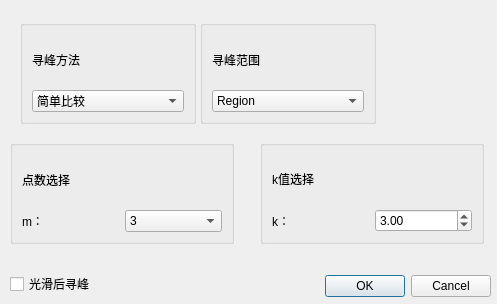
Above: untitled_sub2.ui from CurtKT/SpectrumAnalysis before the change. Below: the same form after it.
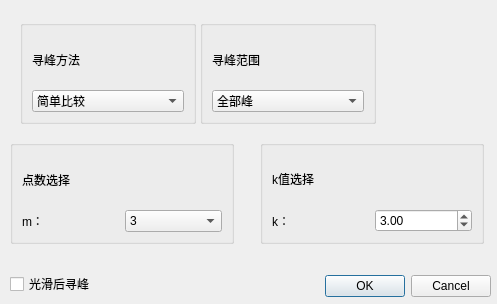
That is the form after the change.

Patch:
```diff
--- a/untitled_sub2.ui
+++ b/untitled_sub2.ui
@@ -188,7 +188,7 @@
      <widget class="QComboBox" name="comboBox_3">
       <item>
        <property name="text">
-        <string>Region</string>
+        <string>全部峰</string>
        </property>
       </item>
       <item>
```
Left out of the diff: 9 changed lines with no effect on the pictures.
